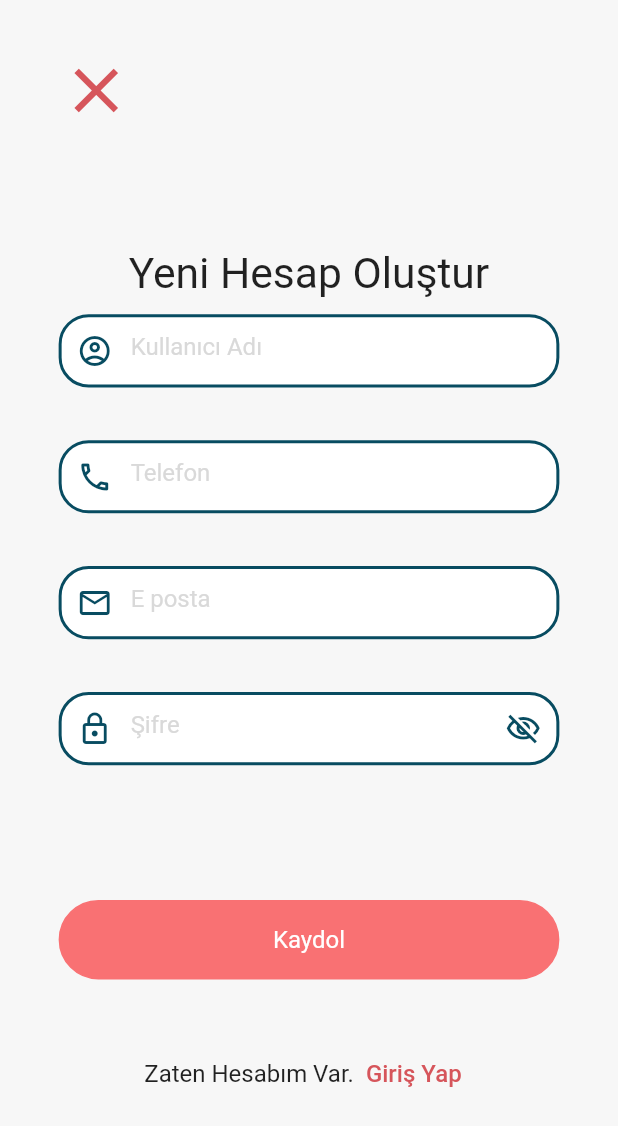
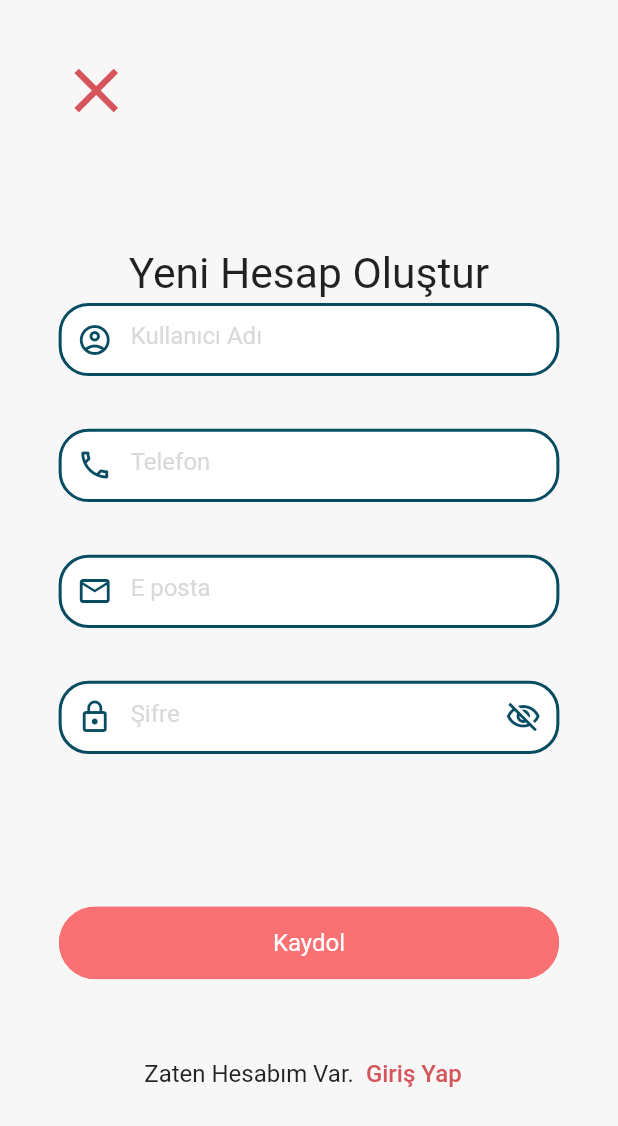
Before and after one commit to ilknurtulgar/calendar, a Flutter app: the screen it shows after launch, after a tap on "Kaydol", on a phone screen of 412 x 824 dp. Shown: the top 1126 px of the screen. Run offline on Flutter 3.47's test engine with Material 2 defaults, Android fonts, the phone set to English and light mode, and no system bars; our stand-ins replace flutter_mobx, mobx, shared_preferences; generated files the repository leaves out were written again.

Commit message:
filled button and renderflex fixed

```diff
--- a/lib/core/base/base_state/base_state.dart
+++ b/lib/core/base/base_state/base_state.dart
@@ -77,11 +77,11 @@ extension BaseStateExtension on State {
 
   double dynamicHeight(BuildContext context, double value) =>
       (height(context) - topPadding(context) - bottomPadding(context)) /
-      932 *
+      844 *
       value; // design height
 
   double dynamicWidth(BuildContext context, double value) =>
-      width(context) / 430 * value; // design width
+      width(context) / 390 * value; // design width
 }
 
 extension StatelessExtension on StatelessWidget {
--- a/lib/main.dart
+++ b/lib/main.dart
@@ -10,7 +10,7 @@ class MainApp extends StatelessWidget {
 
   @override
   Widget build(BuildContext context) {
-    return const MaterialApp(
+    return MaterialApp(
       home: LoginView(),
     );
   }
--- a/lib/product/component/buttons/custom_filled_button.dart
+++ b/lib/product/component/buttons/custom_filled_button.dart
@@ -1,9 +1,8 @@
+import 'package:calendar/core/base/base_state/base_state.dart';
 import 'package:calendar/product/constants/util/border_radius_constants.dart';
-import 'package:calendar/product/constants/util/padding_constants.dart';
 import 'package:flutter/material.dart';
 
 class CustomFilledButton extends StatelessWidget {
-  final double? height;
   final double? width;
   final bool? shouldCoverHorizontal;
   final Color backgroundColor;
@@ -14,7 +13,6 @@ class CustomFilledButton extends StatelessWidget {
 
   const CustomFilledButton({
     super.key,
-    this.height,
     this.width,
     this.borderColor,
     this.shouldCoverHorizontal,
@@ -26,25 +24,30 @@ class CustomFilledButton extends StatelessWidget {
 
   @override
   Widget build(BuildContext context) {
-    return Material(
-      type: MaterialType.transparency,
+    return SizedBox(
+      height: dynamicHeight(context, 50),
+      child: ClipRRect(
+        borderRadius: AppBorderRadius.LARGE,
+        child: Material(
           child: InkWell(
+            overlayColor: const MaterialStatePropertyAll(Colors.white10),
             onTap: onTap,
-        child: Container(
-          padding: AppPaddings.MEDIUM_V + AppPaddings.LARGE_H,
-          width: shouldCoverHorizontal == true ? double.infinity : width,
-          height: height,
+            child: Ink(
               decoration: BoxDecoration(
                 color: backgroundColor,
                 borderRadius: AppBorderRadius.LARGE,
                 border: Border.all(
                   color: borderColor ?? backgroundColor,
+                )
               ),
-          ),
+              width: shouldCoverHorizontal == true ? double.infinity : width,
+              child: Center(
                 child: Text(
                   text,
                   style: textStyle,
-            textAlign: TextAlign.center,
+                ),
+              ),
+            ),
           ),
         ),
       ),
--- a/lib/screen/login/view/login_view.dart
+++ b/lib/screen/login/view/login_view.dart
@@ -15,14 +15,13 @@ class LoginView extends StatelessWidget {
   Widget build(BuildContext context) {
     return Scaffold(
       body: SingleChildScrollView(
-
         child: SizedBox(
           height: MediaQuery.of(context).size.height,
           child: Padding(
             padding: AppPaddings.XLARGE_V + AppPaddings.LARGE_H,
             child: Column(
               mainAxisSize: MainAxisSize.max,
-              mainAxisAlignment: MainAxisAlignment.spaceBetween,
+              mainAxisAlignment: MainAxisAlignment.spaceAround,
               children: [
                 buildAppName(),
                 buildAppLogo(context),
@@ -43,7 +42,6 @@ class LoginView extends StatelessWidget {
   SizedBox buildTextfield(BuildContext context,
       TextEditingController controller, TextfieldType type) {
     return SizedBox(
-      height: dynamicHeight(context, 50),
       child: CustomTextfield(
         textController: controller,
         type: type,
@@ -58,14 +56,16 @@ class LoginView extends StatelessWidget {
 
   Text buildAppName() => const Text("Calendar", style: TextStyles.APPNAME);
 
-  CustomFilledButton buildLoginButton() {
-    return CustomFilledButton(
-      backgroundColor: SurfaceColors.PRIMARY_COLOR,
-      borderColor: SurfaceColors.ON_PRIMARY_COLOR,
-      text: TextUtil.login,
-      textStyle: TextStyles.MEDIUM,
-      shouldCoverHorizontal: true,
-      onTap: () {},
+  SizedBox buildLoginButton() {
+    return SizedBox(
+      child: CustomFilledButton(
+        backgroundColor: SurfaceColors.PRIMARY_COLOR,
+        borderColor: SurfaceColors.ON_PRIMARY_COLOR,
+        text: TextUtil.login,
+        textStyle: TextStyles.SMALL,
+        shouldCoverHorizontal: true,
+        onTap: () {},
+      ),
     );
   }
 
--- a/lib/screen/register/view/register_view.dart
+++ b/lib/screen/register/view/register_view.dart
@@ -60,8 +60,9 @@ class RegisterView extends StatelessWidget {
 
   SizedBox textfieldList(BuildContext context) {
     return SizedBox(
-            height: dynamicHeight(context, 308),
+            height: dynamicHeight(context, 320),
             child: ListView.builder(
+              physics: const NeverScrollableScrollPhysics(),
               itemCount: registerTextfieldTypes.length,
               itemBuilder: (context, index) {
                 return Padding(
@@ -82,11 +83,14 @@ class RegisterView extends StatelessWidget {
       toolbarHeight: dynamicHeight(context, 80),
       elevation: 0,
       leading: closeButton(context),
+      leadingWidth: 100,
     );
   }
 
   IconButton closeButton(BuildContext context) {
     return IconButton(
+      highlightColor: Colors.transparent,
+      splashColor: Colors.transparent,
         padding: EdgeInsets.only(left: dynamicWidth(context, 37),top: dynamicHeight(context, 36)),
         icon: IconUtil.close,
         color: SurfaceColors.ON_PRIMARY_COLOR,
```
Lines whose indentation alone changed are shown as unchanged.
